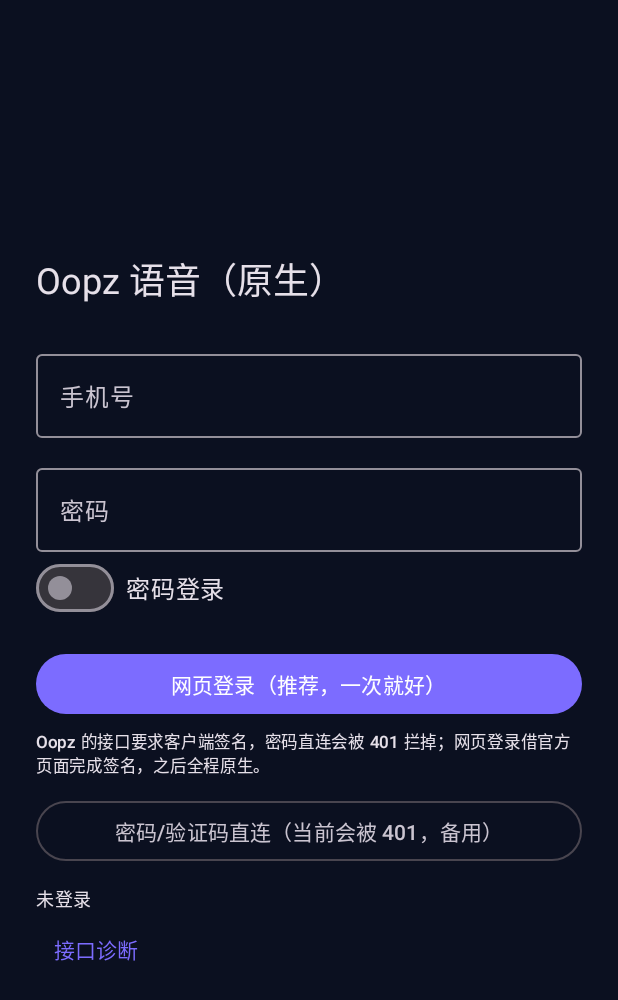
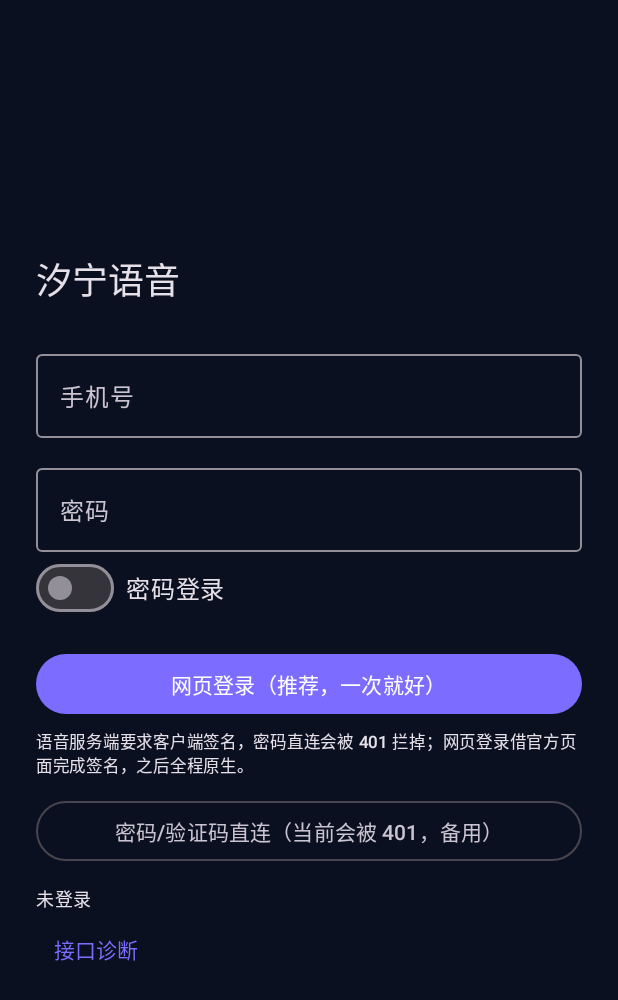
Before and after one commit to HosisoraLing/xining-voice, an Android app built with Jetpack Compose: the screen it shows after launch (MainActivity), on a phone screen of 412 x 824 dp. Shown: the top 1000 px of the screen. Run offline under Robolectric (Android 15) with nearby library versions, the phone set to English and light mode, and no system bars; libraries missing offline, so code that uses them is left out: com.tencent.trtc; pictures from the network do not load; 2 statements that could not run were skipped.

Commit message:
0.16.2: rename to 汐宁语音 (label, strings, docs)

```diff
--- a/app/build.gradle.kts
+++ b/app/build.gradle.kts
@@ -11,8 +11,8 @@ android {
         applicationId = "com.hosira.oopznative"
         minSdk = 26
         targetSdk = 35
-        versionCode = 18
-        versionName = "0.16.1"
+        versionCode = 19
+        versionName = "0.16.2"
         ndk { abiFilters += listOf("arm64-v8a") }
     }
 
--- a/app/src/main/AndroidManifest.xml
+++ b/app/src/main/AndroidManifest.xml
@@ -19,7 +19,7 @@
     <application
         android:allowBackup="false"
         android:icon="@android:drawable/sym_def_app_icon"
-        android:label="Oopz 语音"
+        android:label="@string/app_name"
         android:supportsRtl="true"
         android:theme="@style/Theme.OopzNative">
 
--- a/app/src/main/java/com/hosira/oopznative/MainActivity.kt
+++ b/app/src/main/java/com/hosira/oopznative/MainActivity.kt
@@ -106,7 +106,7 @@ fun AppRoot() {
                             .onFailure {
                                 val msg = it.message.orEmpty()
                                 status = if (msg.contains("401") || msg.contains("签名"))
-                                    "密码登录不可用（Oopz 要签名）→ 请点上面的「网页登录」"
+                                    "密码登录不可用（服务端要签名）→ 请点上面的「网页登录」"
                                 else "登录失败：$msg"
                             }
                     }
@@ -172,7 +172,7 @@ fun LoginScreen(
         Modifier.fillMaxSize().padding(24.dp),
         verticalArrangement = Arrangement.Center
     ) {
-        Text("Oopz 语音（原生）", style = MaterialTheme.typography.headlineSmall)
+        Text("汐宁语音", style = MaterialTheme.typography.headlineSmall)
         Spacer(Modifier.height(24.dp))
         OutlinedTextField(phone, { phone = it }, label = { Text("手机号") }, singleLine = true,
             modifier = Modifier.fillMaxWidth())
@@ -195,7 +195,7 @@ fun LoginScreen(
         }
         Spacer(Modifier.height(6.dp))
         Text(
-            "Oopz 的接口要求客户端签名，密码直连会被 401 拦掉；网页登录借官方页面完成签名，之后全程原生。",
+            "语音服务端要求客户端签名，密码直连会被 401 拦掉；网页登录借官方页面完成签名，之后全程原生。",
             style = MaterialTheme.typography.labelSmall
         )
         Spacer(Modifier.height(12.dp))
--- a/app/src/main/java/com/hosira/oopznative/VoiceService.kt
+++ b/app/src/main/java/com/hosira/oopznative/VoiceService.kt
@@ -93,7 +93,7 @@ class VoiceService : Service() {
         if (VoiceControls.superIslandEnabled) {
             runCatching {
                 val extras = Bundle().apply {
-                    putString("miui.focus.param", "{\"type\":\"voice\",\"title\":\"Oopz 语音\",\"subTitle\":\"${if (VoiceControls.micEnabled) "麦克风开" else "已闭麦"}\"}")
+                    putString("miui.focus.param", "{\"type\":\"voice\",\"title\":\"汐宁语音\",\"subTitle\":\"${if (VoiceControls.micEnabled) "麦克风开" else "已闭麦"}\"}")
                     putBoolean("miui.focus.show", true)
                     putInt("miui.focus.priority", 1)
                 }
--- a/app/src/main/res/values/strings.xml
+++ b/app/src/main/res/values/strings.xml
@@ -1,4 +1,4 @@
 <?xml version="1.0" encoding="utf-8"?>
 <resources>
-    <string name="app_name">Oopz 语音</string>
+    <string name="app_name">汐宁语音</string>
 </resources>
```
Also changed, not shown: 2 other files.
